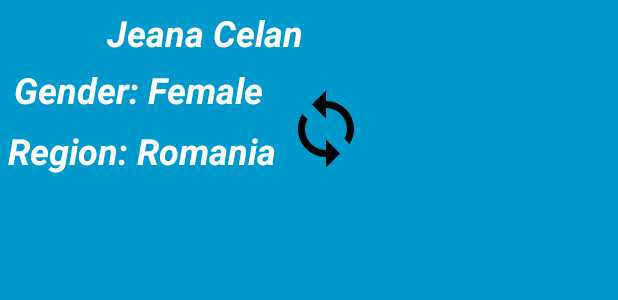
After one commit to lilggamegenius/Person-Generator, an Android app: the layout person_generator_widget_activity.xml on its own in the app's theme, with its tools: preview values and no code run, on a phone screen of 412 x 824 dp. The commit adds this screen. Shown: the top 300 px of the screen. Run offline under Robolectric (Android 15) with nearby library versions, the phone set to English and light mode, and no system bars.

Commit message:
Added Widget
Signed-off-by: Gabe Gonzalez <lilggamegenius@gmail.com>

```diff
--- a/app/src/main/java/net/lilggamegenius/persongenerator/API/ApiUrl.java
+++ b/app/src/main/java/net/lilggamegenius/persongenerator/API/ApiUrl.java
@@ -42,7 +42,7 @@ public class ApiUrl {
 		this.map = map;
 	}
 
-	void setParameter(String key, String value) {
+	public void setParameter(String key, String value) {
 		map.put(key, value);
 	}
 
--- a/app/src/main/java/net/lilggamegenius/persongenerator/API/UiNameUtil.java
+++ b/app/src/main/java/net/lilggamegenius/persongenerator/API/UiNameUtil.java
@@ -119,7 +119,7 @@ public class UiNameUtil extends AsyncTask<Request, Void, Void> {
 		return null;
 	}
 
-	private static ApiUrl makeApiUrl() {
+	public static ApiUrl makeApiUrl() {
 		return new ApiUrl("https://uinames.com/", "api/");
 	}
 }
--- a/app/src/main/java/net/lilggamegenius/persongenerator/MainActivity.java
+++ b/app/src/main/java/net/lilggamegenius/persongenerator/MainActivity.java
@@ -37,8 +37,8 @@ public class MainActivity extends AppCompatActivity
 		implements NavigationView.OnNavigationItemSelectedListener {
 	//public static final String PREFERENCES = "settings";
 	private static final String EXT = "extended_info";
-	private static final String GENDER = "gender";
-	private static final String REGION = "region";
+	public static final String GENDER = "gender";
+	public static final String REGION = "region";
 	private static final String TAG = "PersonGenerator";
 
 	public DatabaseReference mDatabase;
--- /dev/null
+++ b/app/src/main/res/layout/person_generator_widget_activity.xml
@@ -0,0 +1,73 @@
+<RelativeLayout xmlns:android="http://schemas.android.com/apk/res/android"
+    xmlns:app="http://schemas.android.com/apk/res-auto"
+    xmlns:tools="http://schemas.android.com/tools"
+    android:layout_width="match_parent"
+    android:layout_height="match_parent"
+    android:background="#09C"
+    android:padding="@dimen/widget_margin">
+
+    <TextView
+        android:id="@+id/widget_name"
+        android:layout_width="wrap_content"
+        android:layout_height="wrap_content"
+        android:layout_alignParentStart="true"
+        android:layout_alignParentLeft="true"
+        android:layout_alignParentTop="true"
+        android:layout_marginStart="71dp"
+        android:layout_marginLeft="71dp"
+        android:layout_marginTop="5dp"
+        android:background="#09C"
+        android:contentDescription="@string/widget_name_desc"
+        android:textColor="#ffffff"
+        android:textSize="24sp"
+        android:textStyle="bold|italic"
+        tools:text="Jeana Celan" />
+
+    <TextView
+        android:id="@+id/widget_gender"
+        android:layout_width="wrap_content"
+        android:layout_height="wrap_content"
+        android:layout_below="@+id/widget_name"
+        android:layout_alignParentStart="true"
+        android:layout_alignParentLeft="true"
+        android:layout_marginStart="9dp"
+        android:layout_marginLeft="9dp"
+        android:layout_marginTop="5dp"
+        android:background="#09C"
+        android:contentDescription="@string/widget_gender_desc"
+        android:textColor="#ffffff"
+        android:textSize="24sp"
+        android:textStyle="bold|italic"
+        tools:text="Gender: Female" />
+
+    <TextView
+        android:id="@+id/widget_region"
+        android:layout_width="wrap_content"
+        android:layout_height="wrap_content"
+        android:layout_below="@+id/widget_gender"
+        android:layout_alignParentStart="true"
+        android:layout_alignParentLeft="true"
+        android:layout_marginStart="5dp"
+        android:layout_marginLeft="5dp"
+        android:layout_marginTop="8dp"
+        android:background="#09C"
+        android:contentDescription="@string/widget_region_desc"
+        android:textColor="#ffffff"
+        android:textSize="24sp"
+        android:textStyle="bold|italic"
+        tools:text="Region: Romania" />
+
+    <ImageView
+        android:id="@+id/widget_refresh"
+        android:layout_width="56dp"
+        android:layout_height="57dp"
+        android:layout_below="@+id/widget_name"
+        android:layout_alignParentStart="true"
+        android:layout_alignParentLeft="true"
+        android:layout_marginStart="189dp"
+        android:layout_marginLeft="189dp"
+        android:layout_marginTop="19dp"
+        android:contentDescription="@string/widget_refresh_desc"
+        app:srcCompat="@drawable/ic_sync_black_24dp" />
+
+</RelativeLayout>
--- a/app/src/main/res/values/dimens.xml
+++ b/app/src/main/res/values/dimens.xml
@@ -5,4 +5,10 @@
     <dimen name="nav_header_vertical_spacing">8dp</dimen>
     <dimen name="nav_header_height">176dp</dimen>
     <dimen name="fab_margin">16dp</dimen>
+
+    <!--
+Refer to App Widget Documentation for margin information
+http://developer.android.com/guide/topics/appwidgets/index.html#CreatingLayout
+    -->
+    <dimen name="widget_margin">8dp</dimen>
 </resources>
--- a/app/src/main/res/values/strings.xml
+++ b/app/src/main/res/values/strings.xml
@@ -152,4 +152,9 @@
         <item>United States</item>
         <item>Vietnam</item>
     </string-array>
+    <string name="widget_name_desc">Generated Name</string>
+    <string name="widget_gender_desc">Generated Gender</string>
+    <string name="widget_region_desc">Generated Region</string>
+    <string name="widget_refresh_desc">Regenerate results</string>
+    <string name="add_widget">Add widget</string>
 </resources>
```
Also changed, not shown: app/src/main/AndroidManifest.xml (+11 -0 lines), app/src/main/java/net/lilggamegenius/persongenerator/PersonGeneratorWidgetActivity.java (added, +176 -0 lines), app/src/main/res/layout/dummy.xml (added, +7 -0 lines), app/src/main/res/values-v14/dimens.xml (added, +10 -0 lines), app/src/main/res/xml/person_generator_widget_activity_info.xml (added, +10 -0 lines), app/src/main/res/drawable-nodpi/example_appwidget_preview.png (added).
